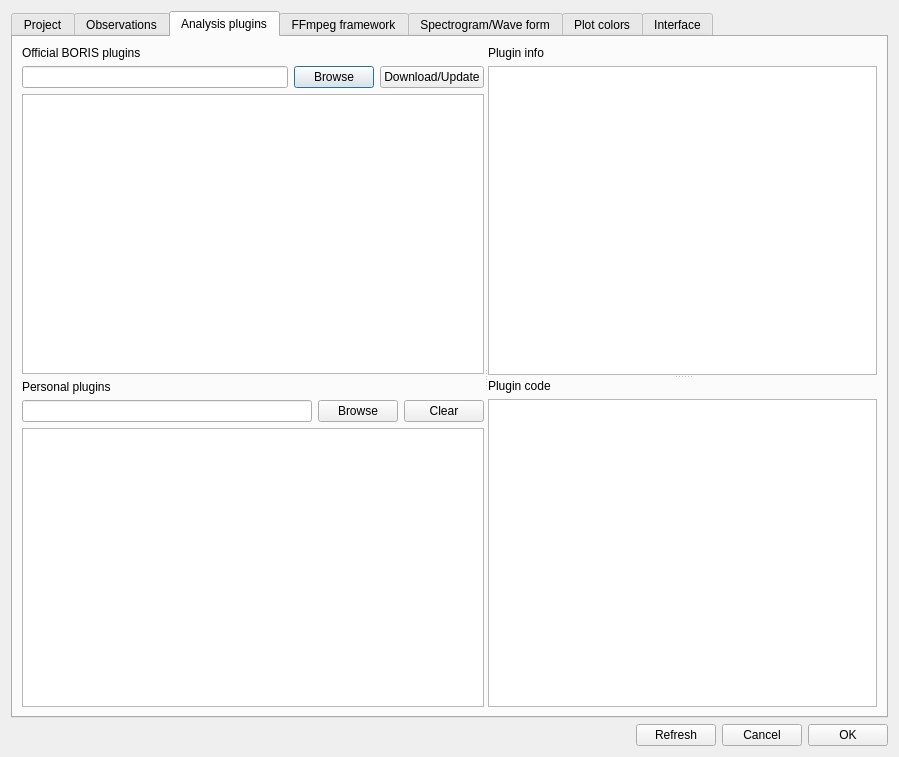
Qt form boris/preferences.ui (olivierfriard/BORIS) before a commit.
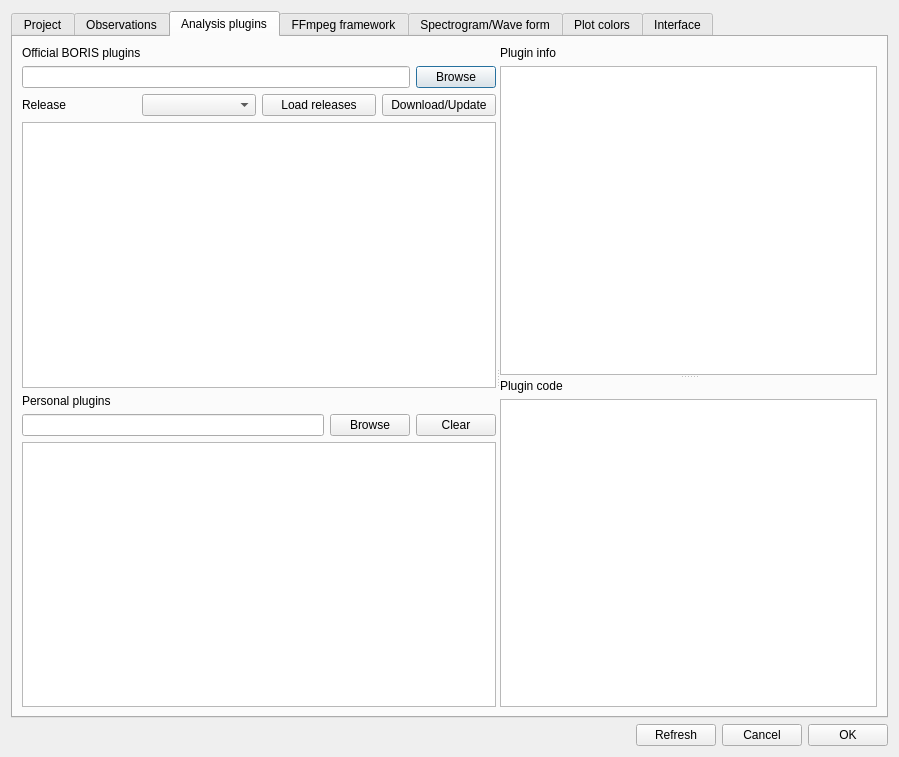
The same form after that commit. The open tabs and pages were chosen to show the change.

Commit message: added download plugins from specific release

The edit to the form file:
```diff
--- a/boris/preferences.ui
+++ b/boris/preferences.ui
@@ -379,6 +379,27 @@
                  </property>
                 </widget>
                </item>
+              </layout>
+             </item>
+             <item>
+              <layout class="QHBoxLayout" name="horizontalLayout_official_plugins_release">
+               <item>
+                <widget class="QLabel" name="label_official_plugins_release">
+                 <property name="text">
+                  <string>Release</string>
+                 </property>
+                </widget>
+               </item>
+               <item>
+                <widget class="QComboBox" name="cb_official_plugins_release"/>
+               </item>
+               <item>
+                <widget class="QPushButton" name="pb_refresh_official_plugins_releases">
+                 <property name="text">
+                  <string>Load releases</string>
+                 </property>
+                </widget>
+               </item>
                <item>
                 <widget class="QPushButton" name="pb_download_official_plugins">
                  <property name="text">
```
The commit also changes 7 other files.
